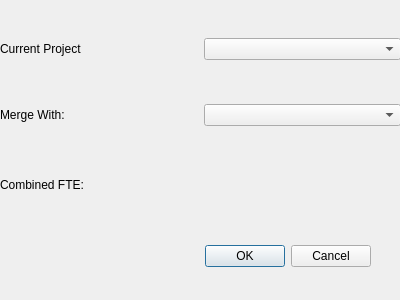
Qt form GUI/MergeProjectDialog.ui (hratcliffe/TimeTrackerTwo) before a commit.
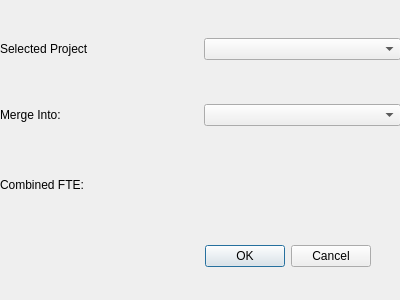
The same form after that commit.

```diff
--- a/GUI/MergeProjectDialog.ui
+++ b/GUI/MergeProjectDialog.ui
@@ -42,7 +42,7 @@
     <item row="0" column="0">
      <widget class="QLabel" name="label">
       <property name="text">
-       <string>Current Project</string>
+       <string>Selected Project</string>
       </property>
      </widget>
     </item>
@@ -85,7 +85,7 @@
     <item row="1" column="0">
      <widget class="QLabel" name="label_2">
       <property name="text">
-       <string>Merge With:</string>
+       <string>Merge Into:</string>
       </property>
      </widget>
     </item>
```
